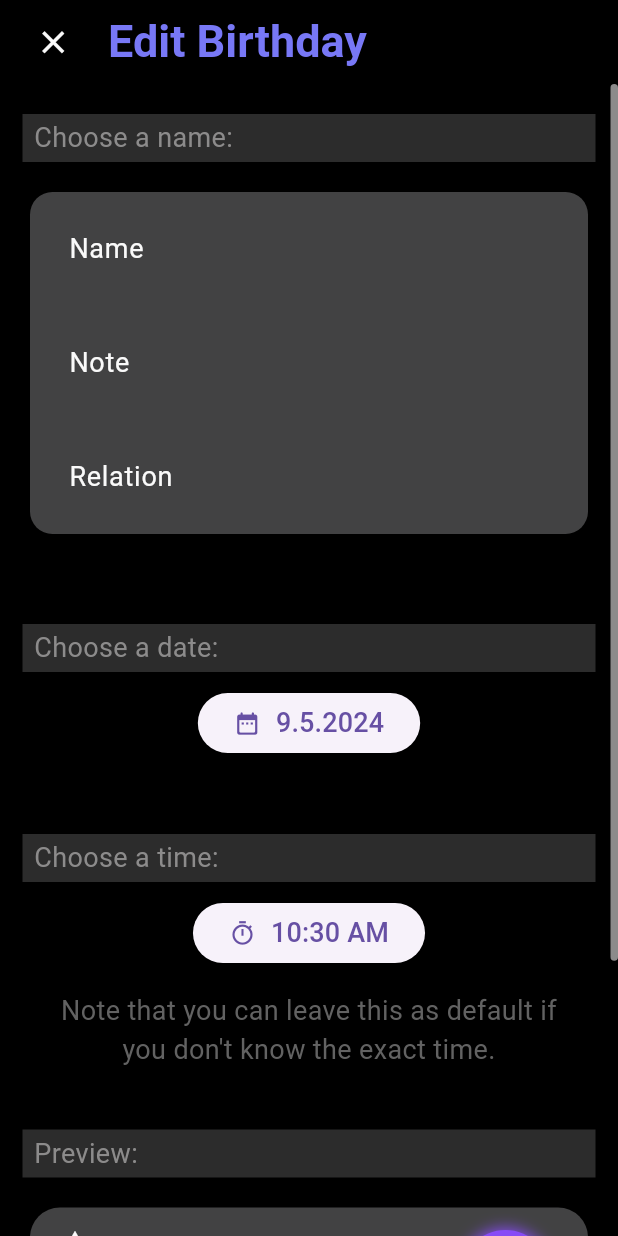
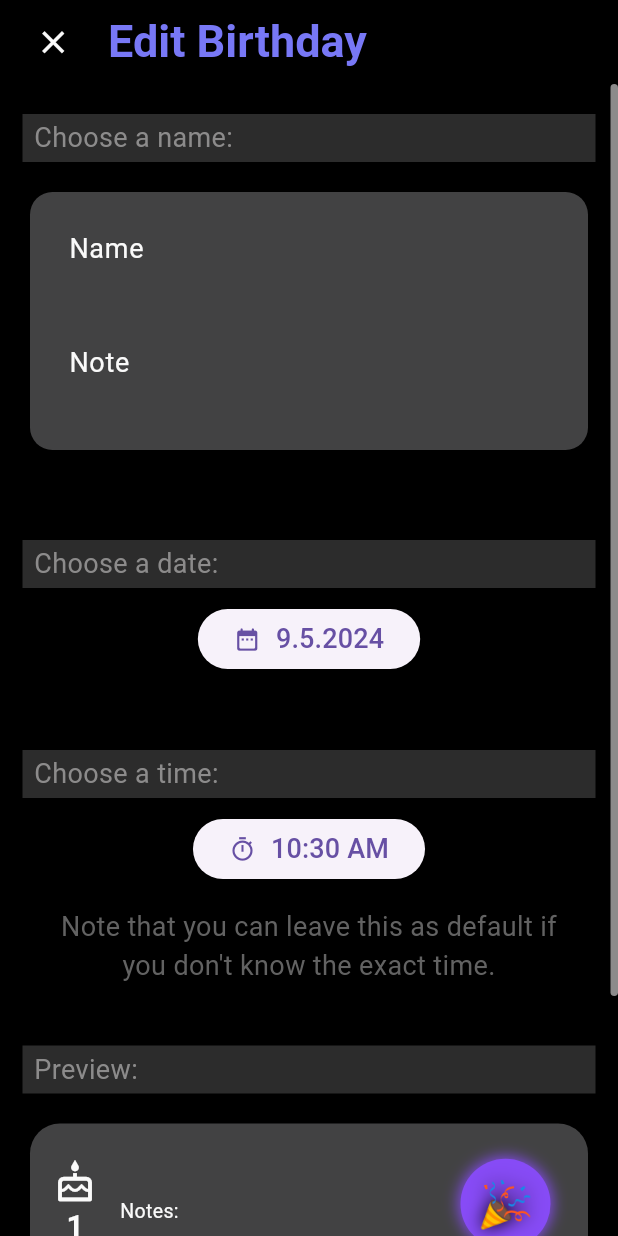
Before and after one commit to tinadjurkovic/uacs-birthday-reminder, a Flutter app: the BirthdayEditPage screen opened directly with empty values, on a phone screen of 412 x 824 dp. Run offline on Flutter 3.47's test engine with Material 3 defaults, Android fonts, the phone set to English and light mode, and no system bars; our stand-ins replace awesome_notifications, confetti, flutter_native_splash, flutter_slidable, shared_preferences, yaml; accounts and stored records are empty; generated files the repository leaves out were written again; network calls fail.

Commit message:
Updated code for displaying and storing notes

```diff
--- a/uacs_birthday_reminder/assets/language/app_en.arb
+++ b/uacs_birthday_reminder/assets/language/app_en.arb
@@ -25,13 +25,12 @@
     "timeInfo": "Note that you can leave this as default if you don't know the exact time.",
     "editInfo": "Note that all properties can be changed later, by tapping on a birthday on the home screen.",
     "name": "Name",
-    "relation": "Relation",
     "note": "Note",
     "nameError": "Please enter a name.",
-    "relationError": "Please enter a relation.",
     "save": "Save",
 
     "settings": "Settings",
+    "selectGroup": "Select Group",
 
     "notifications": "Notifications",
     "notificationTime": "Notifications time",
--- a/uacs_birthday_reminder/assets/language/app_mk.arb
+++ b/uacs_birthday_reminder/assets/language/app_mk.arb
@@ -25,10 +25,8 @@
     "timeInfo": "Забележете дека можете да го оставите ова како стандардно ако не го знаете точното време.",
     "editInfo": "Забележете дека сите својства може да се променат подоцна, со допирање на роденден на почетниот екран.",
     "name": "Име",
-    "relation": "Однос",
     "note": "Запис",
     "nameError": "Ве молиме внесете име.",
-    "relationError": "Ве молиме внесете однос.",
     "save": "Зачувај",
 
     "settings": "Подесувања",
--- a/uacs_birthday_reminder/lib/components/birthday_card/birthday_card.dart
+++ b/uacs_birthday_reminder/lib/components/birthday_card/birthday_card.dart
@@ -91,7 +91,9 @@ class _BirthdayCardState extends State<BirthdayCard>
           children: [
             BirthdayCardIcon(widget.birthday),
             const SizedBox(width: 15),
-            BirthdayCardInfo(widget.birthday),
+            Expanded(
+              child: BirthdayCardInfo(widget.birthday),
+            ),
             const Spacer(),
             BirthdayCardCountdown(widget.birthday),
             rightArrow(),
--- a/uacs_birthday_reminder/lib/components/birthday_card/birthday_card_info.dart
+++ b/uacs_birthday_reminder/lib/components/birthday_card/birthday_card_info.dart
@@ -19,6 +19,9 @@ class _BirthdayCardInfoState extends State<BirthdayCardInfo> {
       crossAxisAlignment: CrossAxisAlignment.start,
       children: [
         nameText(),
+        SizedBox(height: 5),
+        notesText(),
+        SizedBox(height: 5),
         infoText(),
       ],
     );
@@ -45,6 +48,16 @@ class _BirthdayCardInfoState extends State<BirthdayCardInfo> {
     );
   }
 
+  Text notesText() {
+    return Text(
+      'Notes: ${widget.birthday.notes}',
+      style: TextStyle(
+        fontSize: Constants.smallerFontSize,
+        color: Constants.whiteSecondary,
+      ),
+    );
+  }
+
   String getDateText() {
     String day = Calculator.getDayName(widget.birthday.date.weekday, context);
     String month = Calculator.getMonthName(widget.birthday.date.month, context);
--- a/uacs_birthday_reminder/lib/screens/birthday_edit_page.dart
+++ b/uacs_birthday_reminder/lib/screens/birthday_edit_page.dart
@@ -23,12 +23,10 @@ class _BirthdayEditPageState extends State<BirthdayEditPage> {
   late DateTime newDate;
   late TimeOfDay newTime;
   late String notes = '';
-  late String relation = '';
 
   final ScrollController _scrollController = ScrollController();
 
   TextEditingController _notesController = TextEditingController();
-  TextEditingController _relationController = TextEditingController();
 
   final _formKey = GlobalKey<FormState>();
   bool isNameInputCorrect = true;
@@ -36,11 +34,13 @@ class _BirthdayEditPageState extends State<BirthdayEditPage> {
   @override
   void initState() {
     super.initState();
-    newName = getDataById(widget.birthdayId).name;
-    newDate = getDataById(widget.birthdayId).date;
+    Birthday birthday = getDataById(widget.birthdayId);
+    newName = birthday.name;
+    newDate = birthday.date;
     newTime = TimeOfDay(hour: newDate.hour, minute: newDate.minute);
-    relation = getDataById(widget.birthdayId).relation!;
-    notes = getDataById(widget.birthdayId).notes!;
+    notes = birthday.notes;
+
+    _notesController.text = notes;
   }
 
   @override
@@ -209,7 +209,8 @@ class _BirthdayEditPageState extends State<BirthdayEditPage> {
                 }
                 return null;
               },
-            ),SizedBox(height: 20),
+            ),
+            SizedBox(height: 20),
             TextFormField(
               controller: _notesController,
               keyboardType: TextInputType.multiline,
@@ -217,7 +218,8 @@ class _BirthdayEditPageState extends State<BirthdayEditPage> {
               style: const TextStyle(color: Constants.whiteSecondary),
               decoration: InputDecoration(
                 focusedBorder: const OutlineInputBorder(
-                borderSide: BorderSide(width: 3, color: Constants.purpleSecondary),
+                  borderSide:
+                      BorderSide(width: 3, color: Constants.purpleSecondary),
                   borderRadius: BorderRadius.all(Radius.circular(15)),
                 ),
                 fillColor: Constants.purpleSecondary,
@@ -247,52 +249,12 @@ class _BirthdayEditPageState extends State<BirthdayEditPage> {
               },
             ),
             SizedBox(height: 20),
-          TextFormField(
-            controller: _relationController,
-            keyboardType: TextInputType.text,
-            style: const TextStyle(color: Constants.whiteSecondary),
-            decoration: InputDecoration(
-              focusedBorder: const OutlineInputBorder(
-                borderSide: BorderSide(width: 3, color: Constants.purpleSecondary),
-                borderRadius: BorderRadius.all(Radius.circular(15)),
-              ),
-              fillColor: Constants.purpleSecondary,
-              focusColor: Constants.purpleSecondary,
-              border: const OutlineInputBorder(
-                borderRadius: BorderRadius.all(Radius.circular(15)),
-                borderSide: BorderSide.none,
-              ),
-              floatingLabelStyle: const TextStyle(
-                color: Constants.purpleSecondary,
-                fontSize: Constants.biggerFontSize,
-                fontWeight: FontWeight.bold,
-              ),
-              labelText: AppLocalizations.of(context)!.relation,
-              labelStyle: const TextStyle(
-                color: Constants.whiteSecondary,
-                fontSize: Constants.normalFontSize,
-              ),
-              errorStyle: const TextStyle(
-                fontSize: Constants.smallerFontSize,
-              ),
-            ),
-            onChanged: (value) {
-              setState(() {
-                relation = value;
-              });
-            },
-            validator: (String? value) {
-              if (value == null || value.isEmpty) {
-                return AppLocalizations.of(context)!.relationError;
-              }
-              return null;
-            },
-          ),
           ],
         ),
       ),
     );
   }
+
   Container cardPreview() {
     return Container(
       padding: const EdgeInsets.all(10),
@@ -350,14 +312,15 @@ class _BirthdayEditPageState extends State<BirthdayEditPage> {
         null,
         true,
         null,
-      _relationController.text,
         _notesController.text,
       ),
     ).then(
       (value) {
         ScaffoldMessenger.of(context).showSnackBar(
           SnackBar(
-          content: Text('Relation: ${_relationController.text}\nNotes: ${_notesController.text}'),
+            content: Text(
+              'Notes: ${_notesController.text}',
+            ),
             duration: Duration(seconds: 3),
           ),
         );
@@ -366,8 +329,6 @@ class _BirthdayEditPageState extends State<BirthdayEditPage> {
       },
     );
   }
-
-
 
   Row infoText(String text) {
     return Row(
--- a/uacs_birthday_reminder/lib/screens/home_page.dart
+++ b/uacs_birthday_reminder/lib/screens/home_page.dart
@@ -24,7 +24,6 @@ class _HomePageState extends State<HomePage> with WidgetsBindingObserver {
         if (value) {
           addNotificationListener();
         } else if (await isFirstStartup()) {
-          // ignore: use_build_context_synchronously
           requestNotificationAccess(context);
         }
       },
@@ -142,7 +141,7 @@ class _HomePageState extends State<HomePage> with WidgetsBindingObserver {
         onPressed: () {
           Navigator.of(context)
               .push(MaterialPageRoute(builder: (BuildContext context) {
-            return const AddBirthdayPage();
+            return const AddBirthdayPage(name: '', notes: '');
           })).then(
             (value) => setState(
               () {},
--- a/uacs_birthday_reminder/lib/utilities/birthday.dart
+++ b/uacs_birthday_reminder/lib/utilities/birthday.dart
@@ -3,12 +3,19 @@ import '../../utilities/birthday_data.dart';
 class Birthday {
   late int _birthdayId;
   late String _name;
-  late String? _notes;
-  late String? _relation;
+  late String _notes;
   late DateTime _date;
   late List<int> _notificationIds;
   late bool _allowNotifications;
   late int? _birthdayGroupId;
+
+  String get notes {
+    return _notes;
+  }
+
+  set notes(String notes) {
+    _notes = notes;
+  }
 
   int get birthdayId {
     return _birthdayId;
@@ -24,22 +31,6 @@ class Birthday {
 
   set setname(String name) {
     _name = name;
-  }
-
-  String? get notes {
-    return _notes;
-  }
-
-  set setnotes(String notes) {
-    _notes = notes;
-  }
-
-  String? get relation {
-    return _relation;
-  }
-
-  set setrelation(String relation) {
-    _relation = relation;
   }
 
   DateTime get date {
@@ -82,11 +73,9 @@ class Birthday {
     bool? allowNotifications,
     this._birthdayGroupId,
     String? notes,
-    String? relation,
   ]) {
     _birthdayId = id ?? getNewBirthdayId();
     _notes = notes ?? '';
-    _relation = relation ?? '';
     List<int>? newNotificationIds = [
       int.parse("${birthdayId}1"),
       int.parse("${birthdayId}2"),
@@ -107,20 +96,16 @@ factory Birthday.fromJson(Map<String, dynamic> json) {
           : null,
       json['allowNotifications'] as bool,
       json['birthdayGroupId'] as int?,
-    json['notes'] as String?,
-    json['relation'] as String?,
+      json['note'] as String?,
     );
   }
-
-
 
   Map<String, dynamic> toJson() {
     return {
       'id': _birthdayId,
       'date': _date.toIso8601String(),
       'name': _name,
-      'notes': _notes,
-      'relation': _relation,
+      'note': _notes,
       'allowNotifications': _allowNotifications,
       'notificationIds': _notificationIds,
       'birthdayGroupId': _birthdayGroupId,
```
Also changed, not shown: uacs_birthday_reminder/lib/screens/birthday_add_page.dart (+24 -49 lines), uacs_birthday_reminder/lib/screens/birthday_info_page.dart (+15 -11 lines), uacs_birthday_reminder/lib/utilities/birthday_data.dart (+8 -19 lines), uacs_birthday_reminder/pubspec.lock, 2 other files. Lines whose indentation alone changed are shown as unchanged.
